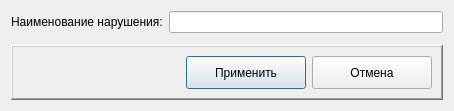
First picture: the form in arm_o/d_addviolation.ui, repository levdikandrey/DataCollector, before the edit.
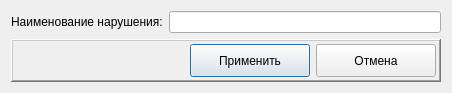
Second picture: the form after the edit. Icons and pictures are not drawn.

```diff
--- a/arm_o/d_addviolation.ui
+++ b/arm_o/d_addviolation.ui
@@ -6,8 +6,8 @@
    <rect>
     <x>0</x>
     <y>0</y>
-    <width>454</width>
-    <height>111</height>
+    <width>452</width>
+    <height>93</height>
    </rect>
   </property>
   <property name="windowTitle">
@@ -32,6 +32,18 @@
       <enum>QFrame::Raised</enum>
      </property>
      <layout class="QHBoxLayout" name="horizontalLayout">
+      <property name="leftMargin">
+       <number>3</number>
+      </property>
+      <property name="topMargin">
+       <number>3</number>
+      </property>
+      <property name="rightMargin">
+       <number>3</number>
+      </property>
+      <property name="bottomMargin">
+       <number>3</number>
+      </property>
       <item>
        <spacer name="horizontalSpacer">
         <property name="orientation">
```
